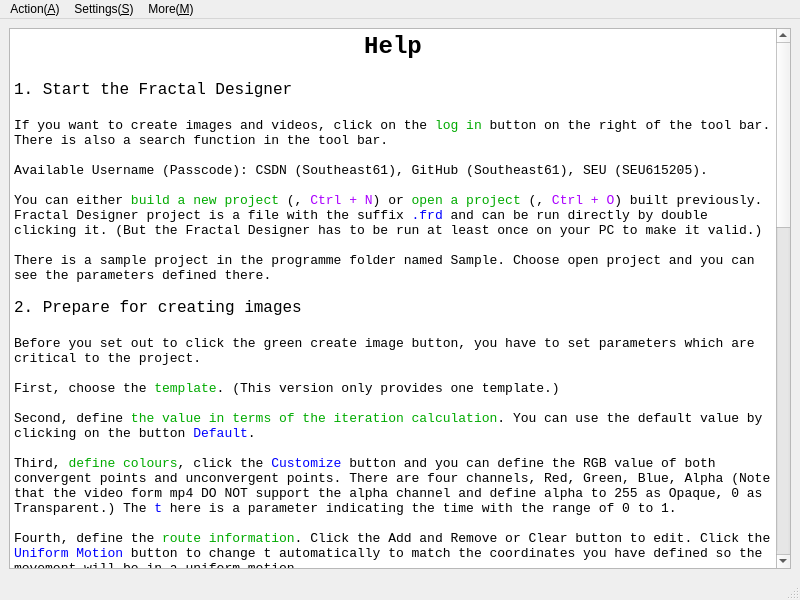
This is help.ui in Teddy-van-Jerry/Fractal_Designer as Qt 5 draws it before an edit. The edited form follows.
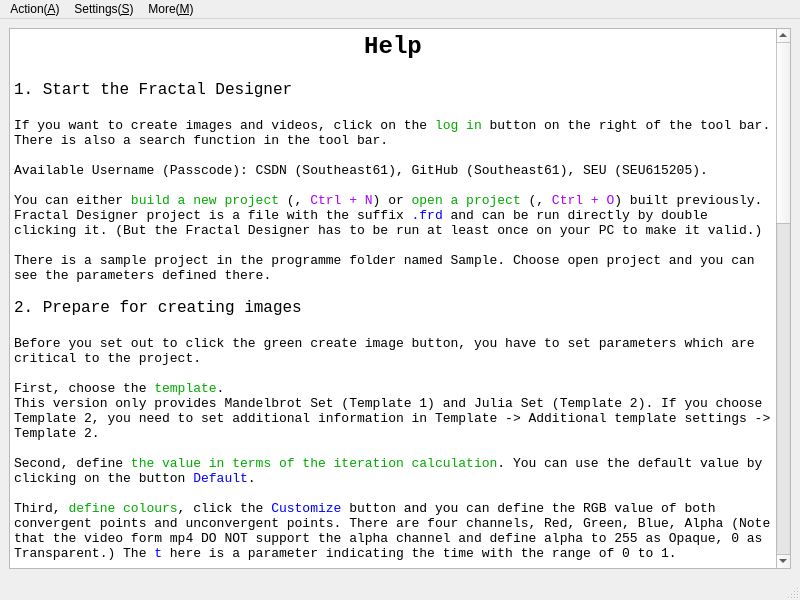
This is the edited form. Icons and pictures are not drawn.

The edit to the form file:
```diff
--- a/help.ui
+++ b/help.ui
@@ -54,7 +54,8 @@
 &lt;p style=&quot;-qt-paragraph-type:empty; margin-top:0px; margin-bottom:0px; margin-left:0px; margin-right:0px; -qt-block-indent:0; text-indent:0px;&quot;&gt;&lt;br /&gt;&lt;/p&gt;
 &lt;p style=&quot; margin-top:0px; margin-bottom:0px; margin-left:0px; margin-right:0px; -qt-block-indent:0; text-indent:0px;&quot;&gt;&lt;span style=&quot; font-size:10pt;&quot;&gt;Before you set out to click the green create image button, you have to set parameters which are critical to the project.&lt;/span&gt;&lt;/p&gt;
 &lt;p style=&quot;-qt-paragraph-type:empty; margin-top:0px; margin-bottom:0px; margin-left:0px; margin-right:0px; -qt-block-indent:0; text-indent:0px; font-size:10pt;&quot;&gt;&lt;br /&gt;&lt;/p&gt;
-&lt;p style=&quot; margin-top:0px; margin-bottom:0px; margin-left:0px; margin-right:0px; -qt-block-indent:0; text-indent:0px;&quot;&gt;&lt;span style=&quot; font-size:10pt;&quot;&gt;First, choose the &lt;/span&gt;&lt;span style=&quot; font-size:10pt; color:#00aa00;&quot;&gt;template&lt;/span&gt;&lt;span style=&quot; font-size:10pt;&quot;&gt;. (This version only provides one template.)&lt;/span&gt;&lt;/p&gt;
+&lt;p style=&quot; margin-top:0px; margin-bottom:0px; margin-left:0px; margin-right:0px; -qt-block-indent:0; text-indent:0px;&quot;&gt;&lt;span style=&quot; font-size:10pt;&quot;&gt;First, choose the &lt;/span&gt;&lt;span style=&quot; font-size:10pt; color:#00aa00;&quot;&gt;template&lt;/span&gt;&lt;span style=&quot; font-size:10pt;&quot;&gt;.&lt;/span&gt;&lt;/p&gt;
+&lt;p style=&quot; margin-top:0px; margin-bottom:0px; margin-left:0px; margin-right:0px; -qt-block-indent:0; text-indent:0px;&quot;&gt;&lt;span style=&quot; font-size:10pt;&quot;&gt;This version only provides Mandelbrot Set (Template 1) and Julia Set (Template 2). If you choose Template 2, you need to set additional information in Template -&amp;gt; Additional template settings -&amp;gt; Template 2.&lt;/span&gt;&lt;/p&gt;
 &lt;p style=&quot;-qt-paragraph-type:empty; margin-top:0px; margin-bottom:0px; margin-left:0px; margin-right:0px; -qt-block-indent:0; text-indent:0px; font-size:10pt;&quot;&gt;&lt;br /&gt;&lt;/p&gt;
 &lt;p style=&quot; margin-top:0px; margin-bottom:0px; margin-left:0px; margin-right:0px; -qt-block-indent:0; text-indent:0px;&quot;&gt;&lt;span style=&quot; font-size:10pt;&quot;&gt;Second, define &lt;/span&gt;&lt;span style=&quot; font-size:10pt; color:#00aa00;&quot;&gt;the value in terms of the iteration calculation&lt;/span&gt;&lt;span style=&quot; font-size:10pt;&quot;&gt;. You can use the default value by clicking on the button &lt;/span&gt;&lt;span style=&quot; font-size:10pt; color:#0000ff;&quot;&gt;Default&lt;/span&gt;&lt;span style=&quot; font-size:10pt;&quot;&gt;.&lt;/span&gt;&lt;/p&gt;
 &lt;p style=&quot;-qt-paragraph-type:empty; margin-top:0px; margin-bottom:0px; margin-left:0px; margin-right:0px; -qt-block-indent:0; text-indent:0px; font-size:10pt;&quot;&gt;&lt;br /&gt;&lt;/p&gt;
@@ -117,7 +118,7 @@
 &lt;p style=&quot; margin-top:0px; margin-bottom:0px; margin-left:0px; margin-right:0px; -qt-block-indent:0; text-indent:0px;&quot;&gt;&lt;span style=&quot; font-size:10pt;&quot;&gt;12. To close a project (&lt;/span&gt;&lt;img src=&quot;:/Menu Icon/Close.svg&quot; /&gt;&lt;span style=&quot; font-size:10pt;&quot;&gt;), &lt;/span&gt;&lt;span style=&quot; font-size:10pt; color:#aa00ff;&quot;&gt;Ctrl + W&lt;/span&gt;&lt;span style=&quot; font-size:10pt;&quot;&gt;. To exit the application (&lt;/span&gt;&lt;img src=&quot;:/icon/Menu Icon/Exit.svg&quot; /&gt;&lt;span style=&quot; font-size:10pt;&quot;&gt;), &lt;/span&gt;&lt;span style=&quot; font-size:10pt; color:#aa00ff;&quot;&gt;Crtl + E&lt;/span&gt;&lt;span style=&quot; font-size:10pt;&quot;&gt;.&lt;/span&gt;&lt;/p&gt;
 &lt;p style=&quot; margin-top:0px; margin-bottom:0px; margin-left:0px; margin-right:0px; -qt-block-indent:0; text-indent:0px;&quot;&gt;&lt;span style=&quot; font-size:10pt;&quot;&gt;13. Fractal Designer 5.3 is licenced under &lt;/span&gt;&lt;span style=&quot; font-size:10pt; font-style:italic; text-decoration: underline;&quot;&gt;The MIT Licence&lt;/span&gt;&lt;span style=&quot; font-size:10pt;&quot;&gt;. © 2021 Teddy van Jerry&lt;/span&gt;&lt;/p&gt;
 &lt;p style=&quot; margin-top:0px; margin-bottom:0px; margin-left:0px; margin-right:0px; -qt-block-indent:0; text-indent:0px;&quot;&gt;  &lt;/p&gt;
-&lt;p align=&quot;right&quot; style=&quot; margin-top:0px; margin-bottom:0px; margin-left:0px; margin-right:0px; -qt-block-indent:0; text-indent:0px;&quot;&gt;&lt;span style=&quot; font-size:10pt; color:#828282;&quot;&gt;Fractal Designer - Version 5.3.1 - 2021/03/31&lt;/span&gt;&lt;/p&gt;&lt;/body&gt;&lt;/html&gt;</string>
+&lt;p align=&quot;right&quot; style=&quot; margin-top:0px; margin-bottom:0px; margin-left:0px; margin-right:0px; -qt-block-indent:0; text-indent:0px;&quot;&gt;&lt;span style=&quot; font-size:10pt; color:#828282;&quot;&gt;Fractal Designer - Version 5.3.6 - 2021/04/01&lt;/span&gt;&lt;/p&gt;&lt;/body&gt;&lt;/html&gt;</string>
       </property>
      </widget>
     </item>
```
